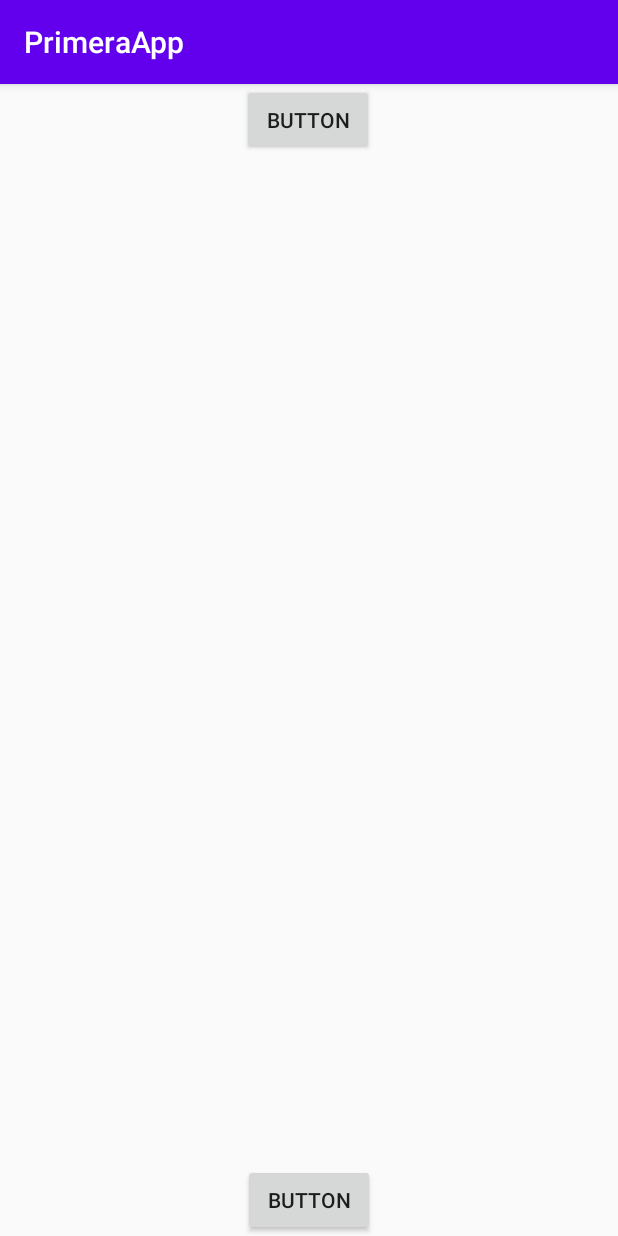
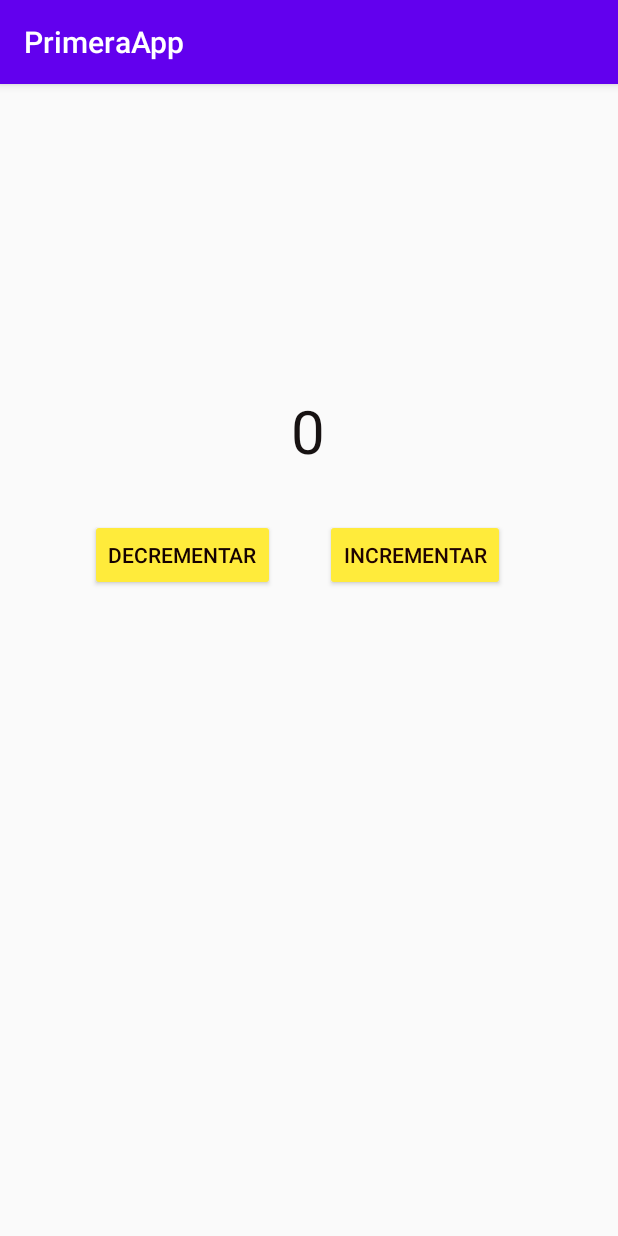
Before and after one commit to Lizgarcia98/Contador, an Android app: the SegundaActivity screen opened directly, with no data from a screen before it, on a phone screen of 412 x 824 dp. Run offline under Robolectric (Android 15) with nearby library versions, the phone set to English and light mode, and no system bars.

Commit message:
segundo commit

```diff
--- a/app/src/main/java/com/example/primeraapp/SegundaActivity.kt
+++ b/app/src/main/java/com/example/primeraapp/SegundaActivity.kt
@@ -2,10 +2,43 @@ package com.example.primeraapp
 
 import androidx.appcompat.app.AppCompatActivity
 import android.os.Bundle
+import android.util.Log
+import android.widget.Button
+import android.widget.TextView
 
 class SegundaActivity : AppCompatActivity() {
+        //Declaracion de Variables
+        var contador = 0
+
+        lateinit var btnIncrementar:Button
+        lateinit var btnDecrementar:Button
+        lateinit var tvContador:TextView
+
     override fun onCreate(savedInstanceState: Bundle?) {
         super.onCreate(savedInstanceState)
         setContentView(R.layout.activity_segunda)
+        //Inicializacion de Variables
+
+        btnIncrementar = findViewById(R.id.btnIncrementar)
+        btnDecrementar = findViewById(R.id.btnDecrementar)
+        tvContador = findViewById(R.id.tvNumero)
+
+
+        btnIncrementar.setOnClickListener {
+            if (contador<10){
+                contador++
+            }else{
+                btnIncrementar.isEnabled = false
+            }
+            tvContador.text = "$contador"
+        }
+        btnDecrementar.setOnClickListener {
+        if (contador>1){
+            contador--
+        }else{
+            btnDecrementar.isEnabled = true
+        }
+            tvContador.text = "$contador"
+        }
     }
 }
--- a/app/src/main/res/layout/activity_segunda.xml
+++ b/app/src/main/res/layout/activity_segunda.xml
@@ -6,22 +6,48 @@
     android:layout_height="match_parent"
     tools:context=".SegundaActivity">
 
-    <Button
-        android:id="@+id/button"
+    <TextView
+        android:id="@+id/tvNumero"
         android:layout_width="wrap_content"
         android:layout_height="wrap_content"
-        android:text="Button"
+        android:layout_marginTop="204dp"
+        android:text="0"
+        android:textColor="#171212"
+        android:textColorHint="#FFFFFF"
+        android:textSize="40sp"
         app:layout_constraintEnd_toEndOf="parent"
         app:layout_constraintHorizontal_bias="0.498"
         app:layout_constraintStart_toStartOf="parent"
         app:layout_constraintTop_toTopOf="parent" />
 
     <Button
-        android:id="@+id/button2"
+        android:id="@+id/btnDecrementar"
         android:layout_width="wrap_content"
         android:layout_height="wrap_content"
-        android:text="Button"
-        app:layout_constraintBottom_toBottomOf="parent"
+        android:layout_marginStart="60dp"
+        android:layout_marginTop="32dp"
+        android:backgroundTint="#FFEB3B"
+        android:shadowColor="#0B0101"
+        android:text="Decrementar"
+        android:textColor="#140101"
+        android:textColorHint="#100101"
+        android:textSize="14sp"
+        app:layout_constraintStart_toStartOf="parent"
+        app:layout_constraintTop_toBottomOf="@+id/tvNumero" />
+
+    <Button
+        android:id="@+id/btnIncrementar"
+        android:layout_width="wrap_content"
+        android:layout_height="wrap_content"
+        android:layout_marginTop="32dp"
+        android:layout_marginEnd="60dp"
+        android:backgroundTint="#FFEB3B"
+        android:text="Incrementar"
+        android:textColor="#1E0202"
+        android:textSize="14sp"
         app:layout_constraintEnd_toEndOf="parent"
-        app:layout_constraintStart_toStartOf="parent" />
+        app:layout_constraintHorizontal_bias="0.68"
+        app:layout_constraintStart_toEndOf="@+id/btnDecrementar"
+        app:layout_constraintTop_toBottomOf="@+id/tvNumero" />
+
 </androidx.constraintlayout.widget.ConstraintLayout>
```
Also changed, not shown: app/src/main/res/layout/activity_tercera.xml (+29 -12 lines).
